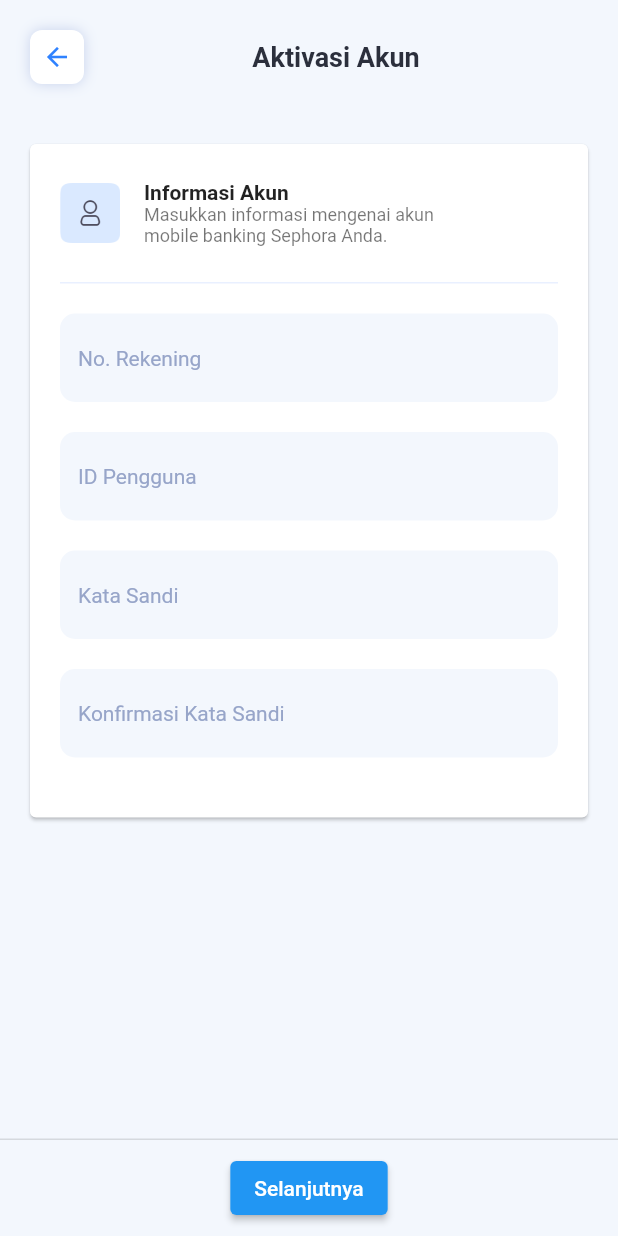
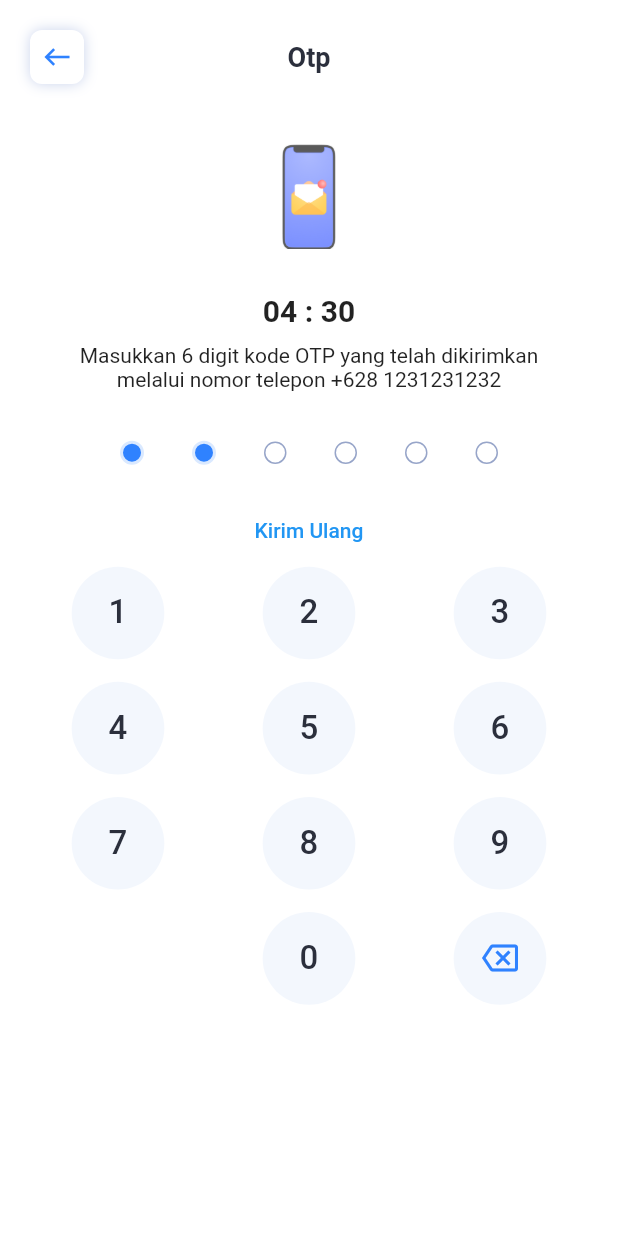
Before and after one commit to yonayohana06/sephora, a Flutter app: the RegisterScreen screen opened directly, after a tap on "Selanjutnya", on a phone screen of 412 x 824 dp. Run offline on Flutter 3.47's test engine with Material 2 defaults, Android fonts, the phone set to English and light mode, and no system bars.

Commit message:
update page otp

```diff
--- a/lib/main.dart
+++ b/lib/main.dart
@@ -1,6 +1,5 @@
 import 'package:flutter/material.dart';
 import 'package:sephora/onboarding/onboarding.dart';
-import 'package:sephora/register/register.dart';
 
 void main() {
   runApp(const MyApp());
@@ -19,7 +18,7 @@ class MyApp extends StatelessWidget {
         //color primary
         primarySwatch: Colors.blue,
       ),
-      home: const RegisterScreen(),
+      home: const OnBoardingScreen(),
     );
   }
 }
--- a/lib/onboarding/screens/onboarding_screen.dart
+++ b/lib/onboarding/screens/onboarding_screen.dart
@@ -1,4 +1,5 @@
 import 'package:flutter/material.dart';
+import 'package:sephora/register/register.dart';
 import '../widgets/onboarding_carousel.dart';
 import '../widgets/onboarding_description.dart';
 import '../widgets/onboarding_indicator.dart';
@@ -60,7 +61,13 @@ class _OnBoardingScreenState extends State<OnBoardingScreen> {
               height: 61,
             ),
             ElevatedButton(
-              onPressed: () {},
+              onPressed: () {
+                Navigator.push(
+                  context,
+                  MaterialPageRoute(
+                      builder: (context) => const RegisterScreen()),
+                );
+              },
               child: const Text('Buat Akun Sekarang'),
             ),
             const SizedBox(
--- a/lib/register/screens/register_activation.dart
+++ b/lib/register/screens/register_activation.dart
@@ -28,10 +28,12 @@ class _ActivationState extends State<Activation> {
             children: [
               Padding(
                 padding: const EdgeInsets.all(20.0),
-                child: Row(
-                  mainAxisAlignment: MainAxisAlignment.spaceBetween,
+                child: Stack(
+                  alignment: Alignment.center,
                   children: const [
-                    RegisterBackArrow(),
+                    Align(
+                        alignment: Alignment.centerLeft,
+                        child: RegisterBackArrow()),
                     Text(
                       'Aktivasi Akun',
                       style: TextStyle(
--- a/lib/register/screens/register_otp.dart
+++ b/lib/register/screens/register_otp.dart
@@ -1 +1,82 @@
 import 'package:flutter/material.dart';
+import 'package:sephora/register/register.dart';
+import 'package:sephora/register/widgets/otp_digit.dart';
+import 'package:sephora/register/widgets/otp_number_pad.dart';
+
+import '../widgets/register_back_arrow.dart';
+
+class RegisterOtp extends StatelessWidget {
+  const RegisterOtp({super.key});
+
+  @override
+  Widget build(BuildContext context) {
+    return SafeArea(
+      child: Scaffold(
+        backgroundColor: const Color(0xFFFFFFFF),
+        body: Padding(
+          padding: const EdgeInsets.only(top: 20, left: 20, right: 20),
+          child: Column(
+            children: [
+              Stack(
+                alignment: Alignment.center,
+                children: const [
+                  Align(
+                    alignment: Alignment.centerLeft,
+                    child: RegisterBackArrow(),
+                  ),
+                  Text(
+                    'Otp',
+                    style: TextStyle(
+                      fontSize: 18,
+                      fontWeight: FontWeight.w600,
+                      color: Color(0xFF2B2F3C),
+                    ),
+                  ),
+                ],
+              ),
+              const SizedBox(
+                height: 40,
+              ),
+              Image.asset(
+                'assets/register/mobile.png',
+                width: 70,
+              ),
+              const SizedBox(
+                height: 30,
+              ),
+              const Text(
+                '04 : 30',
+                style: TextStyle(fontSize: 20, fontWeight: FontWeight.w600),
+              ),
+              const SizedBox(
+                height: 10,
+              ),
+              const Text(
+                'Masukkan 6 digit kode OTP yang telah dikirimkan \n'
+                'melalui nomor telepon +628 1231231232',
+                style: TextStyle(
+                  fontWeight: FontWeight.w400,
+                ),
+                textAlign: TextAlign.center,
+              ),
+              const OtpDigit(),
+              SizedBox(
+                height: 20,
+              ),
+              TextButton(
+                onPressed: () {
+                  Navigator.push(
+                    context,
+                    MaterialPageRoute(builder: (context) => const Activation()),
+                  );
+                },
+                child: Text('Kirim Ulang'),
+              ),
+              OtpNumberPad(),
+            ],
+          ),
+        ),
+      ),
+    );
+  }
+}
--- a/lib/register/screens/register_screen.dart
+++ b/lib/register/screens/register_screen.dart
@@ -22,7 +22,7 @@ class _RegisterScreenState extends State<RegisterScreen> {
               onPressed: () {
                 Navigator.push(
                   context,
-                  MaterialPageRoute(builder: (context) => const Activation()),
+                  MaterialPageRoute(builder: (context) => const RegisterOtp()),
                 );
               },
               child: const Text('Selanjutnya'),
@@ -34,10 +34,12 @@ class _RegisterScreenState extends State<RegisterScreen> {
             children: [
               Padding(
                 padding: const EdgeInsets.all(20.0),
-                child: Row(
-                  mainAxisAlignment: MainAxisAlignment.spaceBetween,
+                child: Stack(
+                  alignment: Alignment.center,
                   children: const [
-                    RegisterBackArrow(),
+                    Align(
+                        alignment: Alignment.centerLeft,
+                        child: RegisterBackArrow()),
                     Text(
                       'Buat Akun',
                       style: TextStyle(
--- /dev/null
+++ b/lib/register/widgets/otp_digit.dart
@@ -0,0 +1,73 @@
+import 'package:flutter/material.dart';
+
+class OtpDigit extends StatefulWidget {
+  const OtpDigit({super.key});
+
+  @override
+  State<OtpDigit> createState() => _OtpDigitState();
+}
+
+class _OtpDigitState extends State<OtpDigit> {
+  @override
+  Widget build(BuildContext context) {
+    return Row(
+      mainAxisAlignment: MainAxisAlignment.center,
+      children: [
+        OtpDigitItem(
+          active: true,
+        ),
+        OtpDigitItem(
+          active: true,
+        ),
+        OtpDigitItem(),
+        OtpDigitItem(),
+        OtpDigitItem(),
+        OtpDigitItem(),
+      ],
+    );
+  }
+}
+
+class OtpDigitItem extends StatelessWidget {
+  const OtpDigitItem({super.key, this.active = false});
+
+  final bool active;
+
+  @override
+  Widget build(BuildContext context) {
+    if (active) {
+      return Container(
+        margin: EdgeInsets.only(top: 33, left: 16, right: 16),
+        height: 16,
+        width: 16,
+        decoration: BoxDecoration(
+          color: Color(0xFF2F82FF),
+          shape: BoxShape.circle,
+          // boxShadow: [
+          //   BoxShadow(
+          //     color: Color(0xFF2F82FF),
+          //     blurRadius: 10,
+          //     spreadRadius: 0,
+          //   )
+          // ],
+          border: Border.all(
+            color: Color(0xFFDAE9FF),
+            width: 2,
+          ),
+        ),
+      );
+    }
+    return Container(
+      margin: EdgeInsets.only(top: 33, left: 16, right: 16),
+      height: 15,
+      width: 15,
+      decoration: BoxDecoration(
+        shape: BoxShape.circle,
+        border: Border.all(
+          color: Color(0xFF97A5C9),
+          width: 1,
+        ),
+      ),
+    );
+  }
+}
--- /dev/null
+++ b/lib/register/widgets/otp_number_pad.dart
@@ -0,0 +1,84 @@
+import 'package:flutter/material.dart';
+
+class OtpNumberPad extends StatelessWidget {
+  const OtpNumberPad({super.key});
+
+  @override
+  Widget build(BuildContext context) {
+    return Expanded(
+      child: GridView.count(
+        physics: NeverScrollableScrollPhysics(),
+        crossAxisCount: 3,
+        childAspectRatio: 1.9,
+        mainAxisSpacing: 15,
+        crossAxisSpacing: 10,
+        shrinkWrap: true,
+        children: const [
+          NumberPadItem(text: '1'),
+          NumberPadItem(text: '2'),
+          NumberPadItem(text: '3'),
+          NumberPadItem(text: '4'),
+          NumberPadItem(text: '5'),
+          NumberPadItem(text: '6'),
+          NumberPadItem(text: '7'),
+          NumberPadItem(text: '8'),
+          NumberPadItem(text: '9'),
+          NumberPadItem(text: ''),
+          NumberPadItem(text: '0'),
+          NumberPadItem(
+            text: '12',
+            icon: Icon(
+              Icons.backspace_outlined,
+              color: Color(0xFF2F82FF),
+            ),
+          ),
+        ],
+      ),
+    );
+  }
+}
+
+class NumberPadItem extends StatelessWidget {
+  const NumberPadItem({super.key, required this.text, this.icon});
+
+  final String text;
+  final Icon? icon;
+
+  @override
+  Widget build(BuildContext context) {
+    if (text == '') {
+      return Container(
+        height: 60,
+        width: 60,
+        decoration: BoxDecoration(
+          shape: BoxShape.circle,
+        ),
+        alignment: Alignment.center,
+      );
+    }
+    return Container(
+      height: 60,
+      width: 60,
+      decoration: BoxDecoration(
+        color: Color(0xFFF3F7FD),
+        shape: BoxShape.circle,
+      ),
+      alignment: Alignment.center,
+      child: Builder(
+        builder: (context) {
+          if (icon != null) {
+            return icon!;
+          }
+          return Text(
+            text,
+            style: TextStyle(
+              color: Color(0xFF2B2F3C),
+              fontSize: 22,
+              fontWeight: FontWeight.w500,
+            ),
+          );
+        },
+      ),
+    );
+  }
+}
--- a/lib/register/widgets/register_back_arrow.dart
+++ b/lib/register/widgets/register_back_arrow.dart
@@ -25,7 +25,7 @@ class RegisterBackArrow extends StatelessWidget {
         },
         alignment: Alignment.center,
         icon: const Icon(
-          Icons.arrow_back,
+          Icons.west,
           color: Color(0xFF2F82FF),
         ),
         iconSize: 20,
```
Also changed, not shown: assets/register/mobile.png (added).
